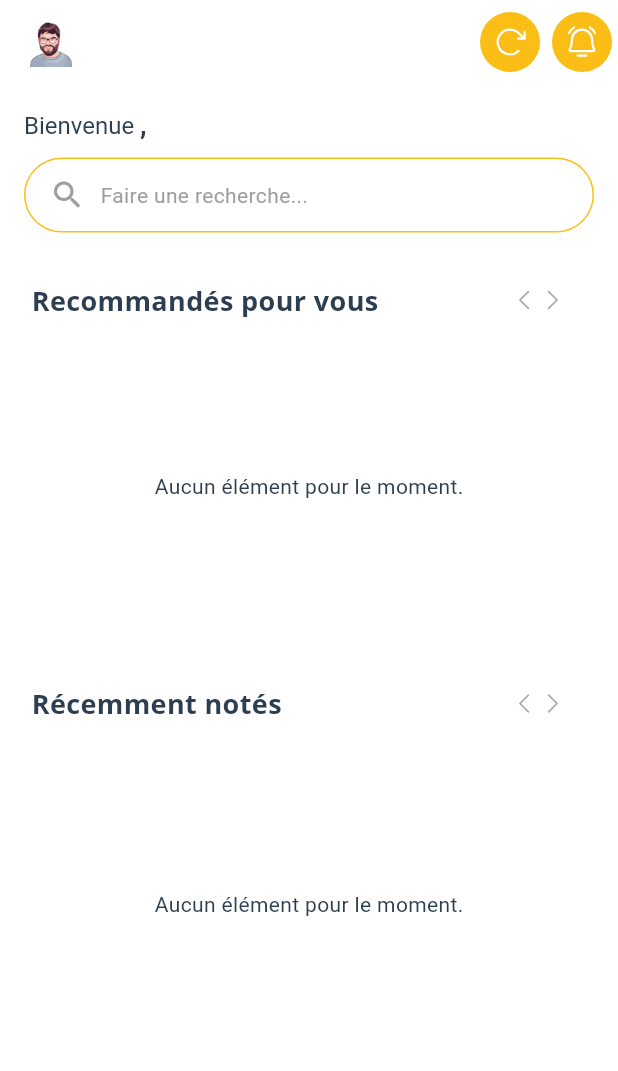
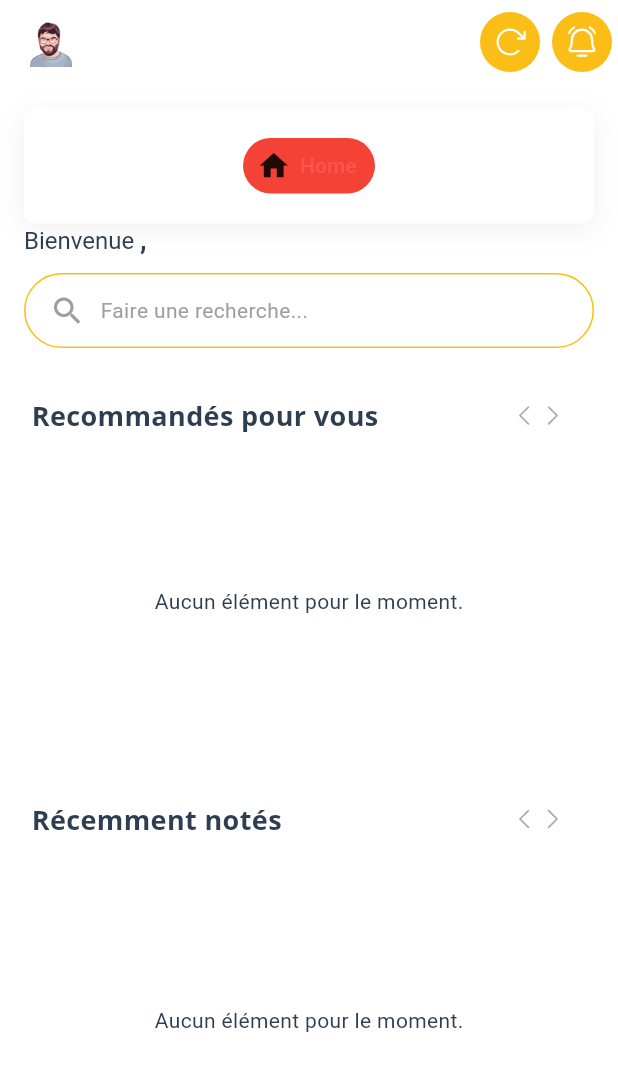
Before and after one commit to Alwil17/rate-master, a Flutter app: the HomeScreen screen opened by its route, on a phone screen of 412 x 824 dp. Shown: the top 1071 px of the screen. Run offline on Flutter 3.47's test engine with Material 3 defaults, Android fonts, the phone set to English and light mode, and no system bars; our stand-ins replace flutter_animate, flutter_easyloading, go_router, phosphor_flutter, shared_preferences; accounts and stored records are empty; generated files the repository leaves out were written again.

Commit message:
Added Navbar componet

```diff
--- a/lib/providers/item_provider.dart
+++ b/lib/providers/item_provider.dart
@@ -10,12 +10,14 @@ class ItemProvider with ChangeNotifier {
 
   List<Item> _items = [];
   List<Item> _recommandations = [];
+  List<Item> _filtered = [];
   Item? _currentItem;
   bool _isLoading = false;
   String? _error;
 
   List<Item> get items => _items;
   List<Item> get recommandations => _recommandations;
+  List<Item> get filtered => _filtered;
   Item? get currentItem => _currentItem;
   bool get isLoading => _isLoading;
   String? get error => _error;
@@ -36,7 +38,7 @@ class ItemProvider with ChangeNotifier {
         tags: tags,
         ascending: ascending,
       );
-      _items = response;
+      _filtered = response;
 
     } catch (e) {
       _error = e.toString();
--- a/lib/screens/home/home_screen.dart
+++ b/lib/screens/home/home_screen.dart
@@ -10,6 +10,7 @@ import 'package:rate_master/screens/home/widgets/recommanded_list.dart';
 import 'package:rate_master/shared/theme/theme.dart';
 import 'package:rate_master/shared/widgets/global_app_bar.dart';
 import 'package:flutter_gen/gen_l10n/app_localizations.dart';
+import 'package:rate_master/shared/widgets/navbar_expanding.dart';
 
 class HomeScreen extends StatefulWidget {
   const HomeScreen({super.key});
@@ -49,6 +50,7 @@ class _HomeScreenState extends State<HomeScreen> {
         child: Column(
           crossAxisAlignment: CrossAxisAlignment.start,
           children: [
+            NavbarExpandingWidget(),
             // Greeting
             RichText(
               text: TextSpan(
--- /dev/null
+++ b/lib/shared/widgets/navbar_expanding.dart
@@ -0,0 +1,106 @@
+import 'package:flutter/material.dart';
+import 'package:flutter_animate/flutter_animate.dart';
+
+class NavbarExpandingWidget extends StatefulWidget {
+  const NavbarExpandingWidget({super.key});
+
+  @override
+  State<NavbarExpandingWidget> createState() => _NavbarExpandingWidgetState();
+}
+
+class _NavbarExpandingWidgetState extends State<NavbarExpandingWidget>
+    with TickerProviderStateMixin {
+
+  @override
+  void setState(VoidCallback callback) {
+    super.setState(callback);
+  }
+
+  @override
+  void initState() {
+    super.initState();
+  }
+
+  @override
+  void dispose() {
+    super.dispose();
+  }
+
+  @override
+  Widget build(BuildContext context) {
+    return Align(
+      alignment: AlignmentDirectional(0, 1),
+      child: Container(
+        width: double.infinity,
+        decoration: BoxDecoration(
+          color: Colors.white,
+          boxShadow: [
+            BoxShadow(
+              blurRadius: 15,
+              color: Color(0x0F000000),
+              offset: Offset(
+                0,
+                4,
+              ),
+            )
+          ],
+          borderRadius: BorderRadius.circular(8),
+        ),
+        child: Padding(
+          padding: EdgeInsetsDirectional.fromSTEB(10, 20, 10, 20),
+          child: Row(
+            mainAxisSize: MainAxisSize.max,
+            mainAxisAlignment: MainAxisAlignment.spaceAround,
+            children: [
+              _menuButton(Icons.home, 'Home')
+            ],
+          ),
+        ),
+      ),
+    );
+  }
+
+  Widget _menuButton(IconData icon, String label){
+    return InkWell(
+      splashColor: Colors.transparent,
+      focusColor: Colors.transparent,
+      hoverColor: Colors.transparent,
+      highlightColor: Colors.transparent,
+      onTap: () async {},
+      child: AnimatedContainer(
+        duration: Duration(milliseconds: 200),
+        curve: Curves.easeInOut,
+        width: 0 == 0 ? 88.0 : 41.0,
+        decoration: BoxDecoration(
+          color: Colors.red,
+          borderRadius: BorderRadius.circular(30),
+          shape: BoxShape.rectangle,
+        ),
+        child: Padding(
+          padding: EdgeInsetsDirectional.fromSTEB(9, 7, 9, 7),
+          child: Row(
+            mainAxisSize: MainAxisSize.max,
+            children: [
+              Icon(
+                icon,
+                size: 23,
+              ),
+              if (0 == 0)
+                Padding(
+                  padding: EdgeInsetsDirectional.fromSTEB(6, 0, 7, 0),
+                  child: Text(
+                    label,
+                    style: TextStyle(
+                      color: Colors.accents[0],
+                      letterSpacing: 0.0,
+                      fontWeight: FontWeight.w500,
+                    ),
+                  ),
+                ),
+            ],
+          ),
+        ),
+      ),
+    );
+  }
+}
--- a/pubspec.yaml
+++ b/pubspec.yaml
@@ -43,6 +43,7 @@ dependencies:
   flutter_easyloading: ^3.0.5
   shared_preferences: ^2.5.3
   provider: ^6.1.4
+  flutter_animate: ^4.5.2
 
 dev_dependencies:
   flutter_test:
```
Also changed, not shown: lib/screens/search/search_screen.dart (+8 -2 lines), lib/screens/search/widgets/filter_bottom_sheet.dart (+6 -6 lines), pubspec.lock.
